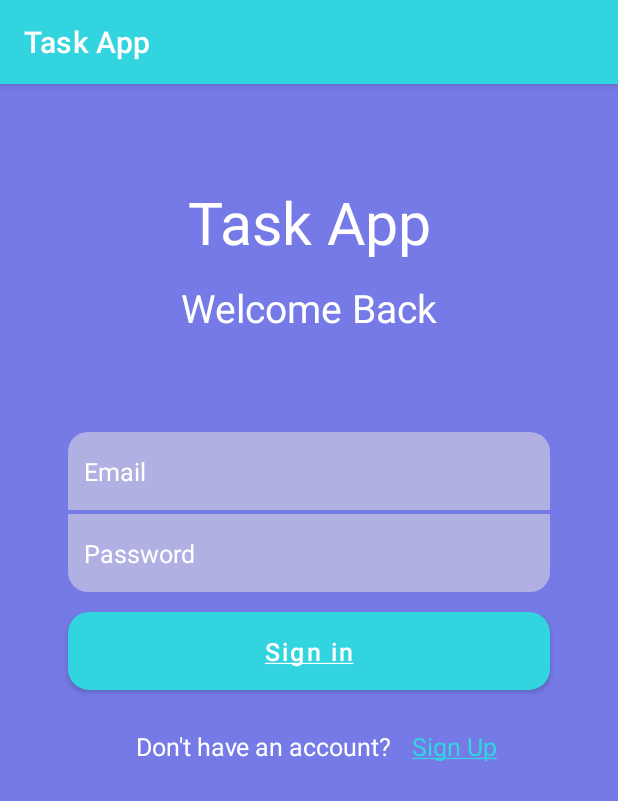
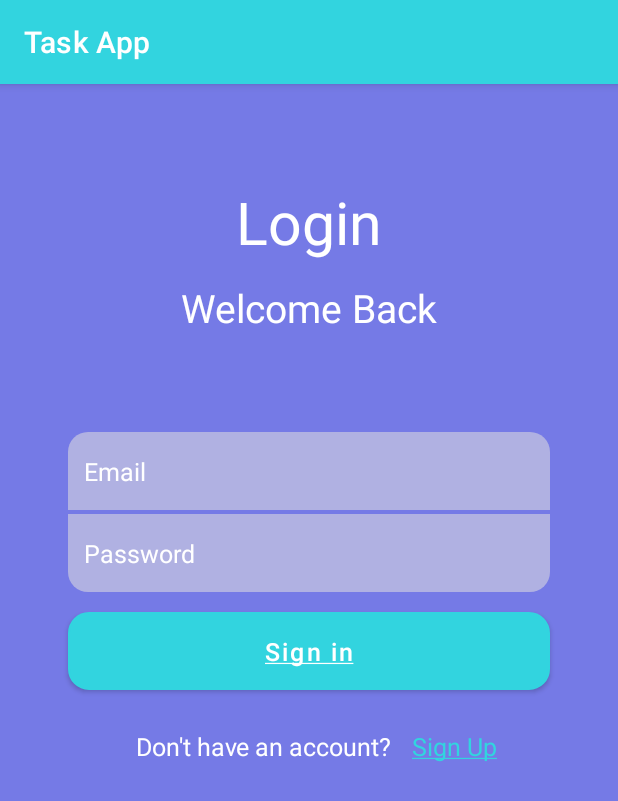
Before and after one commit to Pratik-Dhage/Task_App_In_Kotlin, an Android app: the screen it shows after launch (LoginActivity), on a phone screen of 412 x 824 dp. Shown: the top 801 px of the screen. Run offline under Robolectric (Android 15) with nearby library versions, the phone set to English and light mode, and no system bars; our stand-ins replace Firebase (no records; nobody signed in at launch, a user with empty details on screens opened directly), data binding, sdp/ssp sizes.

Commit message:
firebase login,register,main

```diff
--- a/app/build.gradle
+++ b/app/build.gradle
@@ -48,6 +48,8 @@ dependencies {
     implementation 'androidx.appcompat:appcompat:1.5.1'
     implementation 'com.google.android.material:material:1.7.0'
     implementation 'androidx.constraintlayout:constraintlayout:2.1.4'
+    implementation 'com.google.firebase:firebase-auth-ktx:21.0.4'
+    implementation 'com.google.firebase:firebase-database-ktx:20.0.5'
     testImplementation 'junit:junit:4.13.2'
     androidTestImplementation 'androidx.test.ext:junit:1.1.4'
     androidTestImplementation 'androidx.test.espresso:espresso-core:3.5.0'
--- a/app/src/main/AndroidManifest.xml
+++ b/app/src/main/AndroidManifest.xml
@@ -2,6 +2,9 @@
 <manifest xmlns:android="http://schemas.android.com/apk/res/android"
     xmlns:tools="http://schemas.android.com/tools"
     package="com.example.notes_app_in_kotlin">
+
+    <uses-permission android:name="android.permission.INTERNET" />
+    <uses-permission android:name="android.permission.ACCESS_NETWORK_STATE" />
 
     <application
         android:allowBackup="true"
@@ -11,7 +14,7 @@
         android:label="@string/app_name"
         android:roundIcon="@mipmap/task_app_icon"
         android:supportsRtl="true"
-        android:theme="@style/Theme.Notes_App_In_Kotlin"
+        android:theme="@style/splashTheme"
         tools:targetApi="31">
         <activity
             android:name=".register.RegisterActivity"
--- a/app/src/main/java/com/example/notes_app_in_kotlin/login/LoginActivity.kt
+++ b/app/src/main/java/com/example/notes_app_in_kotlin/login/LoginActivity.kt
@@ -12,6 +12,7 @@ import com.example.notes_app_in_kotlin.helper.Global
 import com.example.notes_app_in_kotlin.helper.NetworkUtilities
 import com.example.notes_app_in_kotlin.register.RegisterActivity
 import com.google.firebase.auth.FirebaseAuth
+import com.google.firebase.database.DatabaseReference
 import com.google.firebase.database.FirebaseDatabase
 
 class LoginActivity : AppCompatActivity() {
@@ -20,7 +21,7 @@ class LoginActivity : AppCompatActivity() {
     private lateinit var  view : View
     private var isUserLoggedIn : Boolean = false
     private lateinit var auth : FirebaseAuth
-    private lateinit var database : FirebaseDatabase
+    private lateinit var database : DatabaseReference
 
     override fun onCreate(savedInstanceState: Bundle?) {
         super.onCreate(savedInstanceState)
@@ -33,7 +34,7 @@ class LoginActivity : AppCompatActivity() {
         binding = DataBindingUtil.setContentView(this,R.layout.activity_login)
         view= binding.root
         auth = FirebaseAuth.getInstance()
-        database = FirebaseDatabase.getInstance()
+        database = FirebaseDatabase.getInstance().getReference("Users")
     }
 
     private fun onClickListener() {
@@ -50,7 +51,6 @@ class LoginActivity : AppCompatActivity() {
                          val i = Intent(this, MainActivity::class.java)
                          startActivity(i)
                      }
-
                 }
                 else{
                     Global.showSnackBar(view,resources.getString(R.string.no_internet))
@@ -64,7 +64,6 @@ class LoginActivity : AppCompatActivity() {
         val email = binding.edtEmail.text.toString().trim()
         val password = binding.edtPass.text.toString().trim()
 
-
         if (email.isEmpty()  ){
             Global.showSnackBar(view,resources.getString(R.string.email_error))
             return false
@@ -77,7 +76,6 @@ class LoginActivity : AppCompatActivity() {
 
         else
 
-
         return true
 
     }
--- /dev/null
+++ b/app/src/main/res/drawable/splash_screen.xml
@@ -0,0 +1,6 @@
+<?xml version="1.0" encoding="utf-8"?>
+<layer-list xmlns:android="http://schemas.android.com/apk/res/android">
+
+    <item android:drawable="@color/white"/>
+    <item android:drawable="@drawable/task_event_note_24" android:gravity="center"/>
+</layer-list>
--- a/app/src/main/res/drawable/task_event_note_24.xml
+++ b/app/src/main/res/drawable/task_event_note_24.xml
@@ -1,5 +1,5 @@
-<vector android:height="24dp" android:tint="@color/light_blue"
+<vector android:height="170dp" android:tint="@color/light_blue"
     android:viewportHeight="24" android:viewportWidth="24"
-    android:width="24dp" xmlns:android="http://schemas.android.com/apk/res/android">
+    android:width="170dp" xmlns:android="http://schemas.android.com/apk/res/android">
     <path android:fillColor="@android:color/white" android:pathData="M17,10L7,10v2h10v-2zM19,3h-1L18,1h-2v2L8,3L8,1L6,1v2L5,3c-1.11,0 -1.99,0.9 -1.99,2L3,19c0,1.1 0.89,2 2,2h14c1.1,0 2,-0.9 2,-2L21,5c0,-1.1 -0.9,-2 -2,-2zM19,19L5,19L5,8h14v11zM14,14L7,14v2h7v-2z"/>
 </vector>
--- a/app/src/main/res/layout/activity_login.xml
+++ b/app/src/main/res/layout/activity_login.xml
@@ -36,7 +36,7 @@
                     android:layout_width="wrap_content"
                     android:layout_height="wrap_content"
                     android:layout_marginTop="@dimen/_50sdp"
-                    android:text="@string/app_name"
+                    android:text="@string/login"
                     android:textColor="@color/white"
                     android:textSize="@dimen/big_textSize"
                     app:layout_constraintEnd_toEndOf="parent"
--- a/app/src/main/res/layout/activity_main.xml
+++ b/app/src/main/res/layout/activity_main.xml
@@ -1,4 +1,5 @@
 <?xml version="1.0" encoding="utf-8"?>
+<layout>
 <androidx.constraintlayout.widget.ConstraintLayout xmlns:android="http://schemas.android.com/apk/res/android"
     xmlns:app="http://schemas.android.com/apk/res-auto"
     xmlns:tools="http://schemas.android.com/tools"
@@ -90,3 +91,4 @@
        />
 
 </androidx.constraintlayout.widget.ConstraintLayout>
+</layout>
--- a/app/src/main/res/values/themes.xml
+++ b/app/src/main/res/values/themes.xml
@@ -13,4 +13,10 @@
         <item name="android:statusBarColor" tools:targetApi="l">?attr/colorPrimaryVariant</item>
         <!-- Customize your theme here. -->
     </style>
+
+    <style name="splashTheme" parent="Theme.Notes_App_In_Kotlin">
+    <item name="android:windowBackground" type="drawable">@drawable/splash_screen</item>
+        <item name="android:statusBarColor" type="color">@color/white</item>
+
+    </style>
 </resources>
```
Also changed, not shown: app/src/main/java/com/example/notes_app_in_kotlin/MainActivity.kt (+56 -2 lines), app/src/main/java/com/example/notes_app_in_kotlin/register/RegisterActivity.kt (+21 -5 lines), 1 other file.
